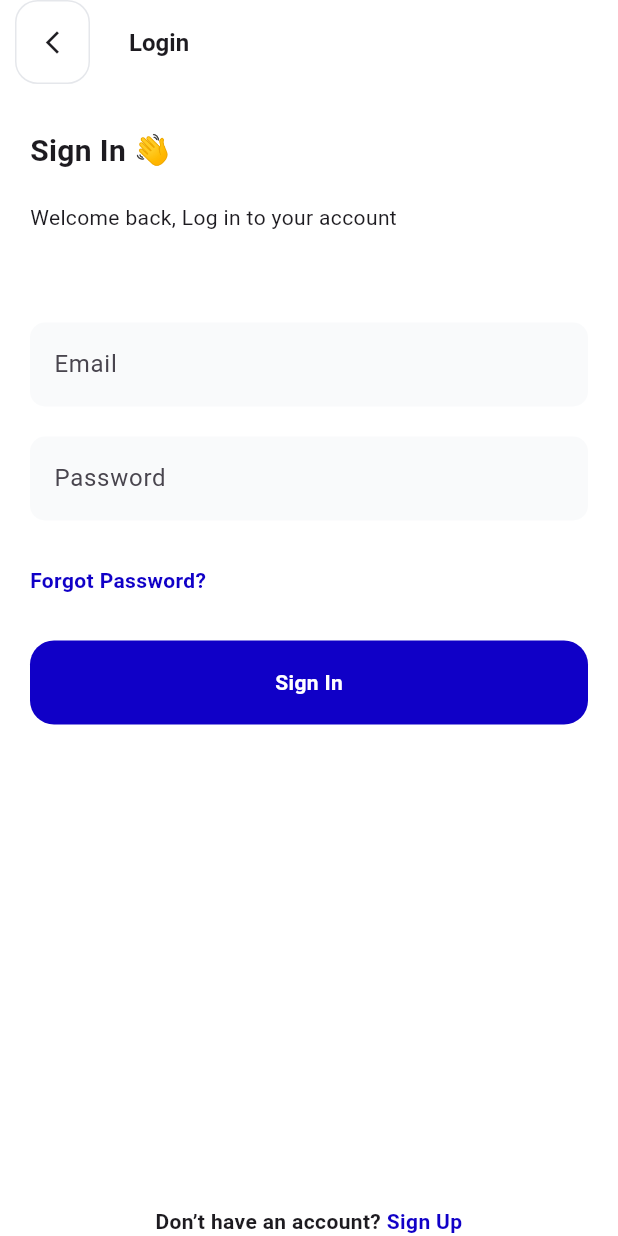
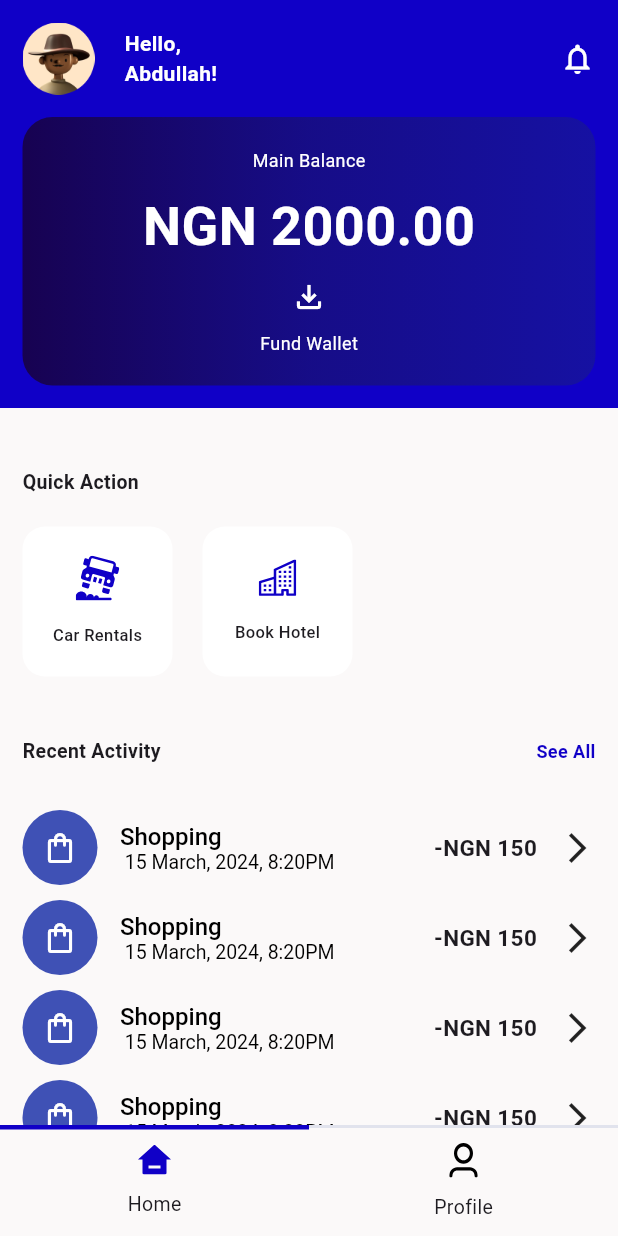
Before and after one commit to elijardh/ski_sub, a Flutter app: the screen it shows after launch, after a tap on "Sign In", on a phone screen of 412 x 824 dp. Run offline on Flutter 3.47's test engine with Material 3 defaults, Android fonts, the phone set to English and light mode, and no system bars; our stand-ins replace flutter_svg.

Commit message:
feat: implemented home screen

```diff
--- /dev/null
+++ b/lib/screens/home_screen/home_screen.dart
@@ -0,0 +1,49 @@
+import 'package:flutter/material.dart';
+import 'package:ski_sub/screens/home_screen/view/home_view/home_view.dart';
+import 'package:ski_sub/screens/home_screen/widget/bottom_nav.dart';
+
+class HomeScreen extends StatefulWidget {
+  const HomeScreen({super.key});
+
+  @override
+  State<HomeScreen> createState() => _HomeScreenState();
+}
+
+class _HomeScreenState extends State<HomeScreen> {
+  final PageController _pageController = PageController();
+  int currentIndex = 0;
+
+  @override
+  void dispose() {
+    _pageController.dispose();
+    super.dispose();
+  }
+
+  @override
+  Widget build(BuildContext context) {
+    return Scaffold(
+      backgroundColor: const Color.fromRGBO(251, 249, 249, 1),
+      bottomNavigationBar: BottomNav(
+        currentIndex: currentIndex,
+        onTap: (index) => setState(() {
+          currentIndex = index;
+          _pageController.jumpToPage(currentIndex);
+        }),
+      ),
+      body: SafeArea(
+        child: PageView(
+          controller: _pageController,
+          onPageChanged: (value) => setState(() {
+            currentIndex = value;
+          }),
+          children: [
+            const HomeView(),
+            Container(
+              color: Colors.purple,
+            ),
+          ],
+        ),
+      ),
+    );
+  }
+}
--- /dev/null
+++ b/lib/screens/home_screen/view/home_view/home_view.dart
@@ -0,0 +1,24 @@
+import 'package:flutter/material.dart';
+import 'package:ski_sub/screens/home_screen/view/home_view/widgets/widgets.dart';
+import 'package:ski_sub/utils/extensions.dart';
+
+class HomeView extends StatelessWidget {
+  const HomeView({super.key});
+
+  @override
+  Widget build(BuildContext context) {
+    return SingleChildScrollView(
+      child: Column(
+        children: [
+          const HomeViewHeader(),
+          40.vSpace,
+          const QuickActionSection(),
+          40.vSpace,
+          const RecentActivitySection(
+            isNotEmpty: true,
+          ),
+        ],
+      ),
+    );
+  }
+}
--- /dev/null
+++ b/lib/screens/home_screen/view/home_view/widgets/home_view_header.dart
@@ -0,0 +1,96 @@
+import 'package:flutter/material.dart';
+import 'package:ski_sub/shared/ski_colors.dart';
+import 'package:ski_sub/utils/extensions.dart';
+
+class HomeViewHeader extends StatelessWidget {
+  const HomeViewHeader({super.key});
+
+  @override
+  Widget build(BuildContext context) {
+    return Container(
+      padding: const EdgeInsets.all(15),
+      color: SkiColors.primaryColor,
+      child: Column(
+        crossAxisAlignment: CrossAxisAlignment.stretch,
+        children: [
+          Row(
+            children: [
+              Image.asset(
+                'profile_image'.toPNG(),
+                height: 48,
+                width: 48,
+              ),
+              20.hSpace,
+              const Text(
+                'Hello,\nAbdullah!',
+                style: TextStyle(
+                  fontWeight: FontWeight.w600,
+                  fontSize: 14,
+                  color: Colors.white,
+                ),
+              ),
+              const Spacer(),
+              const Icon(
+                Icons.notifications_outlined,
+                color: Colors.white,
+              ),
+            ],
+          ),
+          15.vSpace,
+          Container(
+            padding: const EdgeInsets.symmetric(
+              vertical: 20,
+              horizontal: 30,
+            ),
+            decoration: BoxDecoration(
+              borderRadius: BorderRadius.circular(20),
+              gradient: const LinearGradient(
+                colors: [
+                  Color.fromRGBO(23, 2, 81, 1),
+                  Color.fromRGBO(23, 14, 128, 0.9),
+                  Color.fromRGBO(23, 20, 155, 0.84),
+                ],
+              ),
+            ),
+            child: Column(
+              mainAxisAlignment: MainAxisAlignment.center,
+              children: [
+                const Text(
+                  'Main Balance',
+                  style: TextStyle(
+                    fontWeight: FontWeight.w400,
+                    fontSize: 12,
+                    color: Colors.white,
+                  ),
+                ),
+                10.vSpace,
+                const Text(
+                  'NGN 2000.00',
+                  style: TextStyle(
+                    fontWeight: FontWeight.w700,
+                    fontSize: 36,
+                    color: Colors.white,
+                  ),
+                ),
+                10.vSpace,
+                const Icon(
+                  Icons.file_download_outlined,
+                  color: Colors.white,
+                ),
+                10.vSpace,
+                const Text(
+                  'Fund Wallet',
+                  style: TextStyle(
+                    fontWeight: FontWeight.w400,
+                    fontSize: 12,
+                    color: Colors.white,
+                  ),
+                ),
+              ],
+            ),
+          ),
+        ],
+      ),
+    );
+  }
+}
--- /dev/null
+++ b/lib/screens/home_screen/view/home_view/widgets/quick_action_section.dart
@@ -0,0 +1,76 @@
+import 'package:flutter/material.dart';
+import 'package:flutter_svg/svg.dart';
+import 'package:ski_sub/utils/extensions.dart';
+
+class QuickActionSection extends StatelessWidget {
+  const QuickActionSection({super.key});
+
+  @override
+  Widget build(BuildContext context) {
+    return Padding(
+      padding: const EdgeInsets.symmetric(horizontal: 15),
+      child: Column(
+        crossAxisAlignment: CrossAxisAlignment.stretch,
+        children: [
+          const Text(
+            'Quick Action',
+            style: TextStyle(
+              fontWeight: FontWeight.w600,
+              fontSize: 13,
+            ),
+          ),
+          20.vSpace,
+          Row(
+            children: [
+              const QuickActionSectionButton(
+                icon: 'car_rental_icon',
+                title: 'Car Rentals',
+              ),
+              20.hSpace,
+              const QuickActionSectionButton(
+                icon: 'hotel_booking_icon',
+                title: 'Book Hotel',
+              ),
+            ],
+          ),
+        ],
+      ),
+    );
+  }
+}
+
+class QuickActionSectionButton extends StatelessWidget {
+  final String title;
+  final String icon;
+  const QuickActionSectionButton({
+    super.key,
+    required this.icon,
+    required this.title,
+  });
+
+  @override
+  Widget build(BuildContext context) {
+    return Container(
+      height: 100,
+      width: 100,
+      decoration: BoxDecoration(
+        borderRadius: BorderRadius.circular(15),
+        color: Colors.white,
+      ),
+      child: Column(
+        mainAxisAlignment: MainAxisAlignment.center,
+        children: [
+          SvgPicture.asset(icon.toSVG()),
+          15.vSpace,
+          Text(
+            title,
+            style: const TextStyle(
+              fontWeight: FontWeight.w500,
+              fontSize: 11,
+            ),
+          )
+        ],
+      ),
+    );
+  }
+}
--- /dev/null
+++ b/lib/screens/home_screen/view/home_view/widgets/recent_activity_section.dart
@@ -0,0 +1,130 @@
+import 'package:flutter/material.dart';
+import 'package:flutter_svg/svg.dart';
+import 'package:ski_sub/shared/ski_colors.dart';
+import 'package:ski_sub/utils/extensions.dart';
+
+class RecentActivitySection extends StatelessWidget {
+  final bool isNotEmpty;
+  const RecentActivitySection({
+    super.key,
+    required this.isNotEmpty,
+  });
+
+  @override
+  Widget build(BuildContext context) {
+    return Padding(
+      padding: const EdgeInsets.symmetric(horizontal: 15),
+      child: Column(
+        children: [
+          Row(
+            mainAxisAlignment: MainAxisAlignment.spaceBetween,
+            children: [
+              const Text(
+                'Recent Activity',
+                style: TextStyle(
+                  fontWeight: FontWeight.w600,
+                  fontSize: 13,
+                ),
+              ),
+              Text(
+                'See All',
+                style: TextStyle(
+                  fontWeight: FontWeight.w600,
+                  fontSize: 12,
+                  color: SkiColors.primaryColor,
+                ),
+              ),
+            ],
+          ),
+          30.vSpace,
+          Builder(
+            builder: (context) {
+              if (isNotEmpty) {
+                return Column(
+                    children: List.generate(
+                  10,
+                  (index) => const RecentActivityTile(),
+                ));
+              }
+
+              return Column(
+                mainAxisAlignment: MainAxisAlignment.end,
+                children: [
+                  SvgPicture.asset('empty_state_icon'.toSVG()),
+                  20.vSpace,
+                  const Text(
+                    'Looks like there’s no recent activity to show \nhere. Get started by making a transaction',
+                    textAlign: TextAlign.center,
+                    style: TextStyle(
+                      fontWeight: FontWeight.w400,
+                      fontSize: 12,
+                    ),
+                  ),
+                ],
+              );
+            },
+          )
+        ],
+      ),
+    );
+  }
+}
+
+class RecentActivityTile extends StatelessWidget {
+  const RecentActivityTile({super.key});
+
+  @override
+  Widget build(BuildContext context) {
+    return Padding(
+      padding: const EdgeInsets.only(bottom: 10),
+      child: Row(
+        children: [
+          Container(
+            height: 50,
+            width: 50,
+            decoration: const BoxDecoration(
+              shape: BoxShape.circle,
+              color: Colors.indigo,
+            ),
+            child: const Icon(
+              Icons.shopping_bag_outlined,
+              color: Colors.white,
+            ),
+          ),
+          15.hSpace,
+          RichText(
+            text: const TextSpan(
+              text: 'Shopping ',
+              style: TextStyle(
+                fontSize: 16,
+                fontWeight: FontWeight.w500,
+                color: Colors.black,
+              ),
+              children: [
+                TextSpan(
+                    text: '\n 15 March, 2024, 8:20PM',
+                    style: TextStyle(
+                      fontSize: 13,
+                      fontWeight: FontWeight.w400,
+                      color: Colors.black,
+                    )),
+              ],
+            ),
+          ),
+          const Spacer(),
+          const Text(
+            '-NGN 150',
+            style: TextStyle(
+              fontSize: 15,
+              fontWeight: FontWeight.w600,
+            ),
+          ),
+          15.hSpace,
+          const Icon(
+            Icons.arrow_forward_ios,
+          ),
+        ],
+      ),
+    );
+  }
+}
--- /dev/null
+++ b/lib/screens/home_screen/view/home_view/widgets/widgets.dart
@@ -0,0 +1,3 @@
+export 'home_view_header.dart';
+export 'quick_action_section.dart';
+export 'recent_activity_section.dart';
--- /dev/null
+++ b/lib/screens/home_screen/widget/bottom_nav.dart
@@ -0,0 +1,97 @@
+import 'package:flutter/material.dart';
+import 'package:flutter_svg/svg.dart';
+import 'package:ski_sub/shared/ski_colors.dart';
+import 'package:ski_sub/utils/extensions.dart';
+
+class BottomNav extends StatelessWidget {
+  final int currentIndex;
+  final void Function(int index) onTap;
+  const BottomNav({
+    super.key,
+    required this.currentIndex,
+    required this.onTap,
+  });
+
+  @override
+  Widget build(BuildContext context) {
+    return IntrinsicHeight(
+      child: Row(
+        mainAxisAlignment: MainAxisAlignment.spaceAround,
+        children: [
+          Expanded(
+            child: GestureDetector(
+              onTap: () => onTap(0),
+              child: BottomNavItem(
+                selected: currentIndex == 0,
+                icon: 'home_icon',
+                title: 'Home',
+              ),
+            ),
+          ),
+          Expanded(
+            child: GestureDetector(
+              onTap: () => onTap(1),
+              child: BottomNavItem(
+                selected: currentIndex == 1,
+                icon: 'profile_icon',
+                title: 'Profile',
+              ),
+            ),
+          ),
+        ],
+      ),
+    );
+  }
+}
+
+class BottomNavItem extends StatelessWidget {
+  final String title;
+  final String icon;
+  final bool selected;
+  const BottomNavItem({
+    super.key,
+    required this.selected,
+    required this.icon,
+    required this.title,
+  });
+
+  @override
+  Widget build(BuildContext context) {
+    return Container(
+      padding: const EdgeInsets.symmetric(
+        vertical: 10,
+      ),
+      decoration: BoxDecoration(
+        border: Border(
+          top: BorderSide(
+            width: selected ? 3 : 2,
+            color: selected
+                ? SkiColors.primaryColor
+                : const Color.fromRGBO(225, 227, 237, 1),
+          ),
+        ),
+      ),
+      child: Padding(
+        padding: const EdgeInsets.symmetric(horizontal: 20),
+        child: Column(
+          children: [
+            SvgPicture.asset(
+              icon.toSVG(),
+              colorFilter: ColorFilter.mode(
+                  selected ? SkiColors.primaryColor : Colors.black,
+                  BlendMode.srcIn),
+            ),
+            10.vSpace,
+            Text(
+              title,
+              style: const TextStyle(
+                fontWeight: FontWeight.w400,
+                fontSize: 13,
+              ),
+            ),
+          ],
+        ),
+      ),
+    );
+  }
+}
--- a/lib/screens/sign_in_screen/sign_in_screen.dart
+++ b/lib/screens/sign_in_screen/sign_in_screen.dart
@@ -1,5 +1,6 @@
 import 'package:flutter/gestures.dart';
 import 'package:flutter/material.dart';
+import 'package:ski_sub/screens/home_screen/home_screen.dart';
 import 'package:ski_sub/screens/sign_up_screen/sign_up_screen.dart';
 import 'package:ski_sub/shared/shared.dart';
 import 'package:ski_sub/shared/ski_colors.dart';
@@ -113,7 +114,9 @@ class _SignInScreenState extends State<SignInScreen> {
             30.vSpace,
             Button(
               buttonName: 'Sign In',
-              onTap: () {},
+              onTap: () => Navigator.of(context).push(MaterialPageRoute(
+                builder: (context) => const HomeScreen(),
+              )),
             ),
           ],
         ),
--- a/lib/utils/extensions.dart
+++ b/lib/utils/extensions.dart
@@ -1,8 +1,12 @@
 import 'package:flutter/material.dart';
 
 extension ASSET on String {
-  toPNG() {
-    return "assets/images/$this.png";
+  String toPNG() {
+    return "assets/images/png/$this.png";
+  }
+
+  String toSVG() {
+    return "assets/images/svg/$this.svg";
   }
 }
 
--- a/pubspec.yaml
+++ b/pubspec.yaml
@@ -35,6 +35,7 @@ dependencies:
   # The following adds the Cupertino Icons font to your application.
   # Use with the CupertinoIcons class for iOS style icons.
   cupertino_icons: ^1.0.6
+  flutter_svg: ^2.0.10+1
 
 dev_dependencies:
   flutter_test:
@@ -62,6 +63,8 @@ flutter:
   assets:
     - assets/
     - assets/images/
+    - assets/images/png/
+    - assets/images/svg/
 
   # An image asset can refer to one or more resolution-specific "variants", see
   # https://flutter.dev/assets-and-images/#resolution-aware
```
Also changed, not shown: assets/images/png/profile_image.png (added), assets/images/png/splash_screen_logo.png (renamed from assets/images/splash_screen_logo.png), assets/images/svg/car_rental_icon.svg (added), assets/images/svg/empty_state_icon.svg (added), assets/images/svg/home_icon.svg (added), assets/images/svg/hotel_booking_icon.svg (added), assets/images/svg/profile_icon.svg (added), pubspec.lock.
